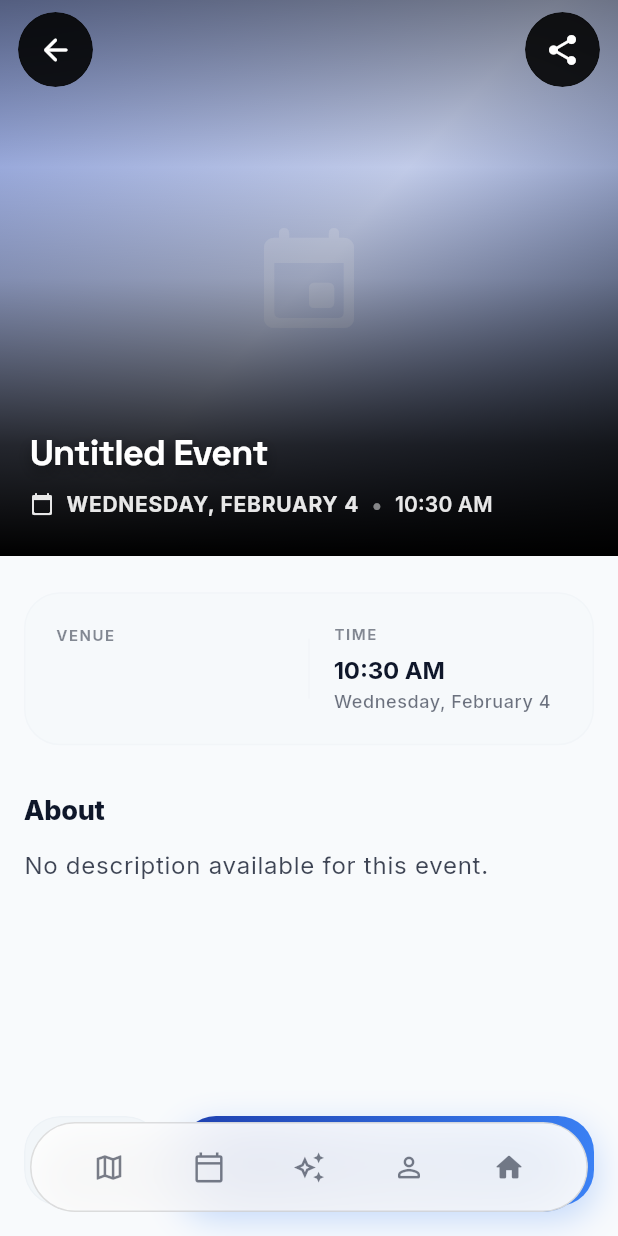
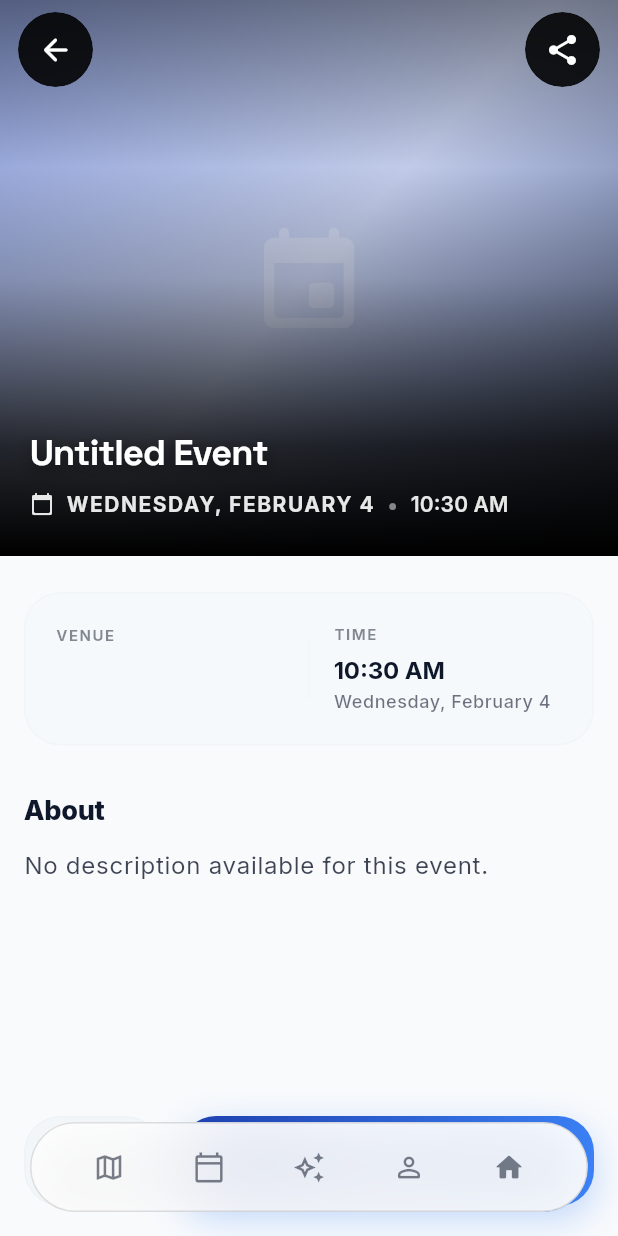
Before and after one commit to louisbrent1992/flutter-events-app, a Flutter app: the EventDetailScreen screen opened directly with empty values, on a phone screen of 412 x 824 dp. Run offline on Flutter 3.47's test engine with Material 3 defaults, Android fonts, the phone set to English and light mode, and no system bars; drawn by our look-alikes of showcaseview; our stand-ins replace cached_network_image, cloud_firestore, connectivity_plus, device_info_plus, file_picker, firebase_auth and 18 more; missing offline and left inert: firebase_app_check, flutter_facebook_auth, share_handler; accounts and stored records are empty; network calls fail.

Commit message:
Fix syntax errors in Home and MyEvents screens, fix overflow in EventDetail

```diff
--- a/client/lib/screens/event_detail_screen.dart
+++ b/client/lib/screens/event_detail_screen.dart
@@ -364,12 +364,15 @@ class _EventDetailScreenState extends State<EventDetailScreen>
                       size: 16,
                     ),
                     const SizedBox(width: 8),
-                    Text(
-                      _formatDate(widget.event.startAt!).toUpperCase(),
-                      style: theme.textTheme.labelLarge?.copyWith(
-                        color: Colors.white.withValues(alpha: 0.9),
-                        fontWeight: FontWeight.w700,
-                        letterSpacing: 0.5,
+                    Flexible(
+                      child: Text(
+                        _formatDate(widget.event.startAt!).toUpperCase(),
+                        style: theme.textTheme.labelLarge?.copyWith(
+                          color: Colors.white.withValues(alpha: 0.9),
+                          fontWeight: FontWeight.w700,
+                          letterSpacing: 1,
+                        ),
+                        overflow: TextOverflow.ellipsis,
                       ),
                     ),
                     if (widget.event.startAt != null) ...[
--- a/client/lib/screens/my_events_screen.dart
+++ b/client/lib/screens/my_events_screen.dart
@@ -370,9 +370,9 @@ class _MyEventsScreenState extends State<MyEventsScreen>
                     );
                   },
                 ),
-              ), // FadeTransition
-            ), // SafeArea
-          ), // Positioned.fill
+              ),
+            ),
+          ),
           const FloatingBottomBar(),
         ],
       ),
--- a/client/lib/screens/settings_screen.dart
+++ b/client/lib/screens/settings_screen.dart
@@ -523,7 +523,7 @@ class _SettingsScreenState extends State<SettingsScreen>
                           ),
                           child: Icon(
                             Icons.edit_rounded,
-                            color: isDark ? AppPalette.darkBg : Colors.white,
+                            color: isDark ? Colors.white : AppPalette.darkBg,
                             size: 12,
                           ),
                         ),
```
Also changed, not shown: client/lib/screens/home_screen.dart (+22 -10 lines).
